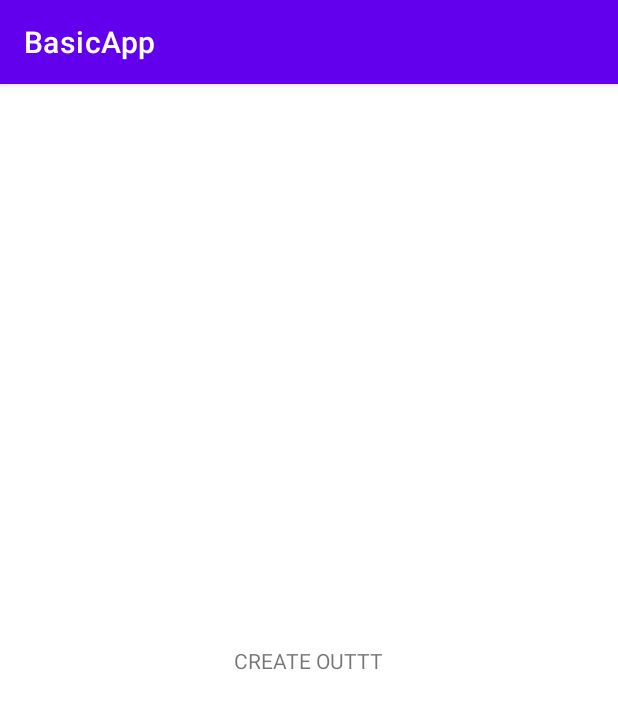
After one commit to jsgomez14/inventory-tool, an Android app: the CreateOut screen opened directly, with no data from a screen before it, on a phone screen of 412 x 824 dp. The commit adds this screen. Shown: the top 709 px of the screen. Run offline under Robolectric (Android 15) with nearby library versions, the phone set to English and light mode, and no system bars.

Commit message:
Basic Navigation

```diff
--- a/app/src/main/AndroidManifest.xml
+++ b/app/src/main/AndroidManifest.xml
@@ -9,6 +9,10 @@
         android:roundIcon="@mipmap/ic_launcher_round"
         android:supportsRtl="true"
         android:theme="@style/Theme.BasicApp">
+        <activity android:name=".ViewOutsActivity"></activity>
+        <activity android:name=".ViewEntriesActivity" />
+        <activity android:name=".CreateEntry" />
+        <activity android:name=".CreateOut" />
         <activity android:name=".MainActivity">
             <intent-filter>
                 <action android:name="android.intent.action.MAIN" />
--- /dev/null
+++ b/app/src/main/java/com/example/basicapp/CreateOut.java
@@ -0,0 +1,14 @@
+package com.example.basicapp;
+
+import androidx.appcompat.app.AppCompatActivity;
+
+import android.os.Bundle;
+
+public class CreateOut extends AppCompatActivity {
+
+    @Override
+    protected void onCreate(Bundle savedInstanceState) {
+        super.onCreate(savedInstanceState);
+        setContentView(R.layout.activity_create_out);
+    }
+}
--- /dev/null
+++ b/app/src/main/res/layout/activity_create_out.xml
@@ -0,0 +1,18 @@
+<?xml version="1.0" encoding="utf-8"?>
+<androidx.constraintlayout.widget.ConstraintLayout xmlns:android="http://schemas.android.com/apk/res/android"
+    xmlns:app="http://schemas.android.com/apk/res-auto"
+    xmlns:tools="http://schemas.android.com/tools"
+    android:layout_width="match_parent"
+    android:layout_height="match_parent"
+    tools:context=".CreateOut">
+
+    <TextView
+        android:id="@+id/textView2"
+        android:layout_width="wrap_content"
+        android:layout_height="wrap_content"
+        android:text="CREATE OUTTT"
+        app:layout_constraintBottom_toBottomOf="parent"
+        app:layout_constraintEnd_toEndOf="parent"
+        app:layout_constraintStart_toStartOf="parent"
+        app:layout_constraintTop_toTopOf="parent" />
+</androidx.constraintlayout.widget.ConstraintLayout>
```
Also changed, not shown: app/src/main/java/com/example/basicapp/CreateEntry.java (added, +14 -0 lines), app/src/main/java/com/example/basicapp/MainActivity.java (+22 -0 lines), app/src/main/java/com/example/basicapp/ViewEntriesActivity.java (added, +14 -0 lines), app/src/main/java/com/example/basicapp/ViewOutsActivity.java (added, +14 -0 lines), app/src/main/res/layout/activity_create_entry.xml (added, +18 -0 lines), app/src/main/res/layout/activity_main.xml (+46 -7 lines), app/src/main/res/layout/activity_view_entries.xml (added, +18 -0 lines), app/src/main/res/layout/activity_view_outs.xml (added, +18 -0 lines).
